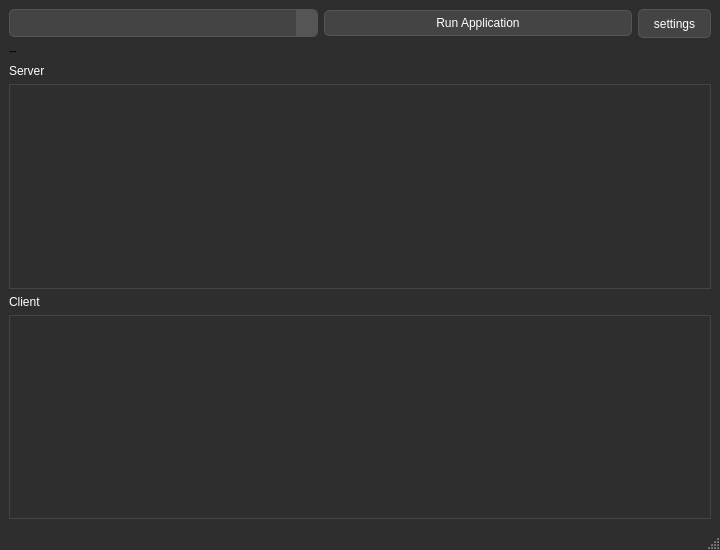
Above: src/main.ui from gusdnd3150/communication-gui before the change. Below: the same form after it.
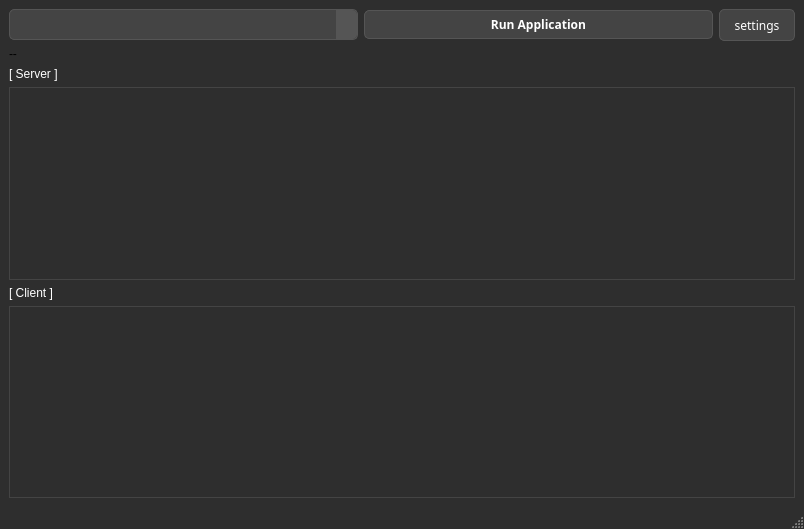
That is the form after the change.

Commit message: 디자인 수정

Diff of the .ui file:
```diff
--- a/src/main.ui
+++ b/src/main.ui
@@ -6,8 +6,8 @@
    <rect>
     <x>0</x>
     <y>0</y>
-    <width>720</width>
-    <height>550</height>
+    <width>804</width>
+    <height>529</height>
    </rect>
   </property>
   <property name="sizePolicy">
@@ -18,7 +18,7 @@
   </property>
   <property name="minimumSize">
    <size>
-    <width>500</width>
+    <width>700</width>
     <height>400</height>
    </size>
   </property>
@@ -50,6 +50,11 @@
      <layout class="QGridLayout" name="gridLayout">
       <item row="0" column="2">
        <widget class="QToolButton" name="btn_settings">
+        <property name="font">
+         <font>
+          <family>맑은 고딕</family>
+         </font>
+        </property>
         <property name="styleSheet">
          <string notr="true">QToolButton {
     background-color: #444444;
@@ -76,6 +81,13 @@
       </item>
       <item row="0" column="1">
        <widget class="QPushButton" name="btn_start">
+        <property name="font">
+         <font>
+          <family>맑은 고딕</family>
+          <weight>75</weight>
+          <bold>true</bold>
+         </font>
+        </property>
         <property name="styleSheet">
          <string notr="true">QPushButton {
     background-color: #444444;
@@ -102,6 +114,11 @@
       </item>
       <item row="0" column="0">
        <widget class="QComboBox" name="combo_pkg">
+        <property name="font">
+         <font>
+          <family>맑은 고딕</family>
+         </font>
+        </property>
         <property name="acceptDrops">
          <bool>false</bool>
         </property>
@@ -166,7 +183,7 @@
 }</string>
         </property>
         <property name="text">
-         <string>Server</string>
+         <string>[ Server ]</string>
         </property>
        </widget>
       </item>
@@ -254,7 +271,7 @@
 }</string>
         </property>
         <property name="text">
-         <string>Client</string>
+         <string>[ Client ]</string>
         </property>
        </widget>
       </item>
```
Left out of the diff: 2 changed lines with no effect on the pictures. The commit also changes 2 other files.
